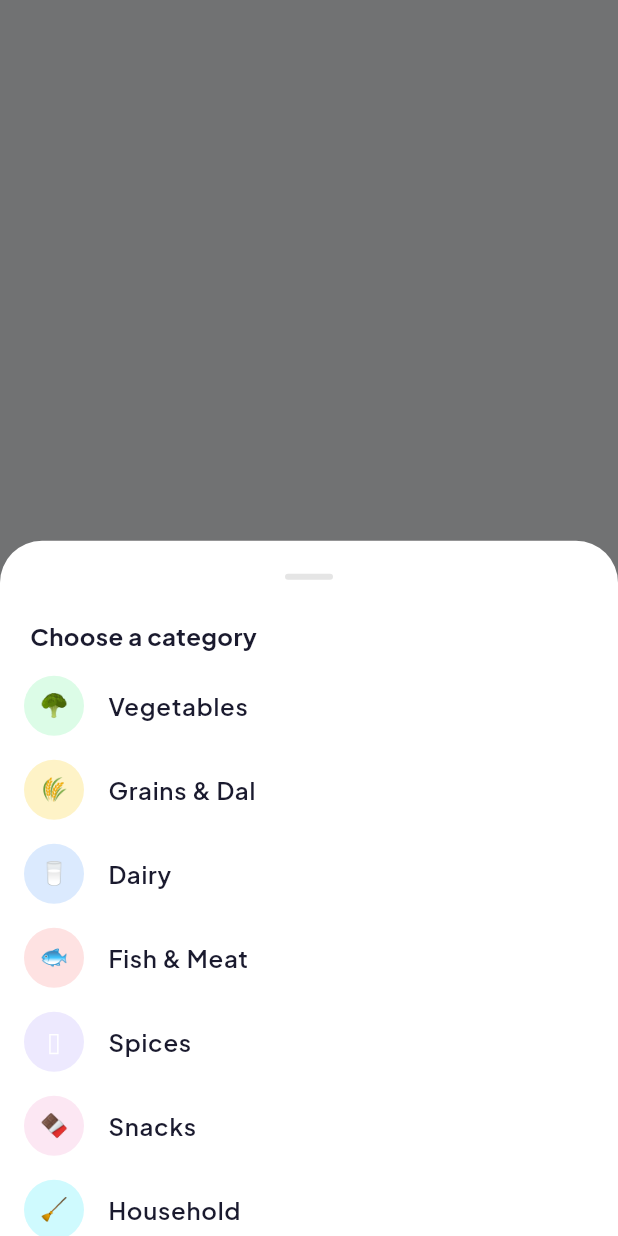
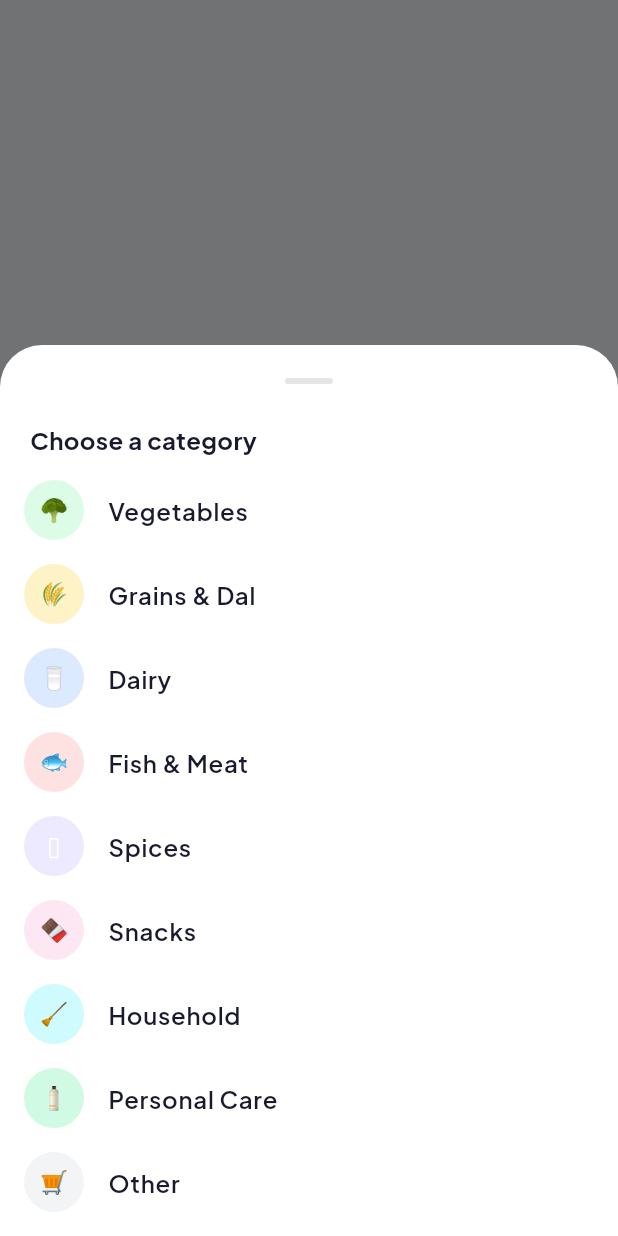
Before and after one commit to tejeshx37/Kootu_App, a Flutter app: what showCategoryPicker() shows on an empty page, opened directly with empty values, on a phone screen of 412 x 824 dp. Run offline on Flutter 3.47's test engine with Material 3 defaults, Android fonts, the phone set to English and light mode, and no system bars; our stand-ins replace cached_network_image, cloud_firestore, firebase_auth, firebase_core, firebase_storage, flutter_animate and 6 more; missing offline and left inert: firebase_app_check; accounts and stored records are empty.

Commit message:
Categorize Tanglish item names; fix category sheet overflow
- categories.dart: extend the offline keyword matcher with common Tamil
  and Hindi transliterations (vengayam, paruppu, thayir, meen, manjal,
  pyaaz, aloo, haldi, ...) so regional names categorize even without the
  Gemini key. Removed ambiguous generic words (oil/powder/cream) from
  personal_care so cooking oil etc. don't mis-land there.
- ai_categorizer.dart: tell Gemini item names may be Hindi/Tamil/Telugu/
  Tanglish with worked examples; match the reply by id OR human label so
  "Grains & Dal" / "grains_dal" / "vegetables" all resolve.
- category_picker_sheet.dart: make the sheet scrollable and cap height at
  70% — fixes "BOTTOM OVERFLOWED BY 109 PIXELS" with all 9 categories.

```diff
--- a/lib/features/home/widgets/category_picker_sheet.dart
+++ b/lib/features/home/widgets/category_picker_sheet.dart
@@ -4,7 +4,8 @@ import '../../../core/constants/categories.dart';
 import '../../../core/theme/app_colors.dart';
 
 /// Bottom sheet that lets the user pick an item category. Returns the chosen
-/// [ItemCategory] (or null if dismissed).
+/// [ItemCategory] (or null if dismissed). Scrollable + height-capped so the
+/// full category list never overflows on small screens.
 Future<ItemCategory?> showCategoryPicker(
   BuildContext context, {
   required String currentId,
@@ -12,7 +13,12 @@ Future<ItemCategory?> showCategoryPicker(
   return showModalBottomSheet<ItemCategory>(
     context: context,
     showDragHandle: true,
-    builder: (ctx) => SafeArea(
+    isScrollControlled: true,
+    builder: (ctx) {
+      final maxHeight = MediaQuery.of(ctx).size.height * 0.7;
+      return SafeArea(
+        child: ConstrainedBox(
+          constraints: BoxConstraints(maxHeight: maxHeight),
           child: Column(
             mainAxisSize: MainAxisSize.min,
             crossAxisAlignment: CrossAxisAlignment.start,
@@ -20,8 +26,14 @@ Future<ItemCategory?> showCategoryPicker(
               const Padding(
                 padding: EdgeInsets.fromLTRB(20, 4, 20, 8),
                 child: Text('Choose a category',
-                style: TextStyle(fontSize: 16, fontWeight: FontWeight.w700)),
+                    style:
+                        TextStyle(fontSize: 16, fontWeight: FontWeight.w700)),
               ),
+              Flexible(
+                child: ListView(
+                  shrinkWrap: true,
+                  padding: const EdgeInsets.only(bottom: 8),
+                  children: [
                     for (final c in Categories.all)
                       ListTile(
                         leading: CircleAvatar(
@@ -29,15 +41,21 @@ Future<ItemCategory?> showCategoryPicker(
                           child: Text(c.emoji),
                         ),
                         title: Text(c.label,
-                  style: const TextStyle(fontWeight: FontWeight.w600)),
+                            style:
+                                const TextStyle(fontWeight: FontWeight.w600)),
                         trailing: c.id == currentId
-                  ? const Icon(Icons.check_circle, color: AppColors.primary)
+                            ? const Icon(Icons.check_circle,
+                                color: AppColors.primary)
                             : null,
                         onTap: () => Navigator.of(ctx).pop(c),
                       ),
-          const SizedBox(height: 8),
+                  ],
+                ),
+              ),
             ],
           ),
         ),
       );
+    },
+  );
 }
```
Also changed, not shown: lib/core/constants/categories.dart (+46 -5 lines), lib/core/services/ai_categorizer.dart (+18 -5 lines). Lines whose indentation alone changed are shown as unchanged.
